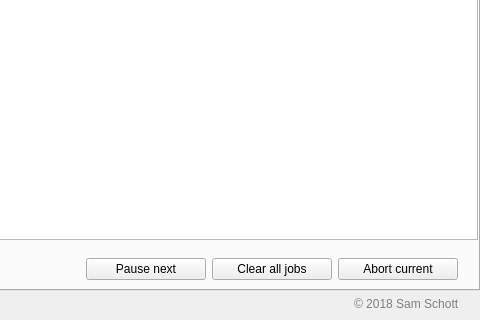
Before: the Qt Designer form customxepr/gui/manager_window_linux.ui in OE-FET/customxepr, drawn with Qt 5; both pictures show x 327 to 807 and y 344 to 664 of the 807 by 664 pixel window.
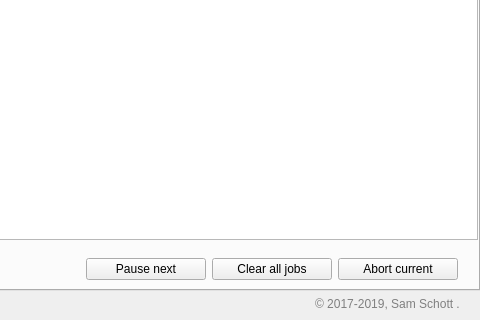
After: the same form once the commit is applied.

What changed in the file:
```diff
--- a/customxepr/gui/manager_window_linux.ui
+++ b/customxepr/gui/manager_window_linux.ui
@@ -447,7 +447,7 @@
          <string notr="true">color: grey</string>
         </property>
         <property name="text">
-         <string>© 2018 Sam Schott</string>
+         <string>© 2017-2019, Sam Schott &lt;ss2151@cam.ac.uk&gt;.</string>
         </property>
        </widget>
       </item>
```
